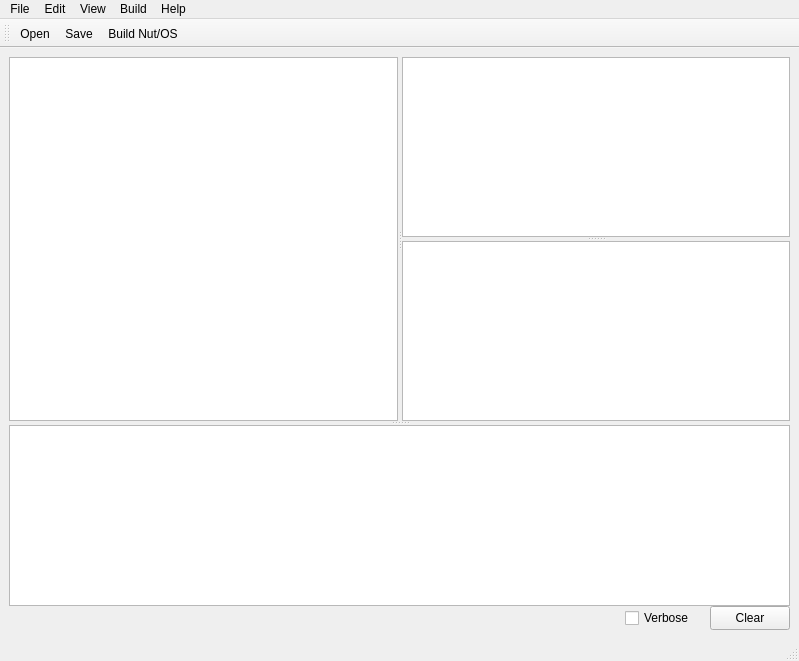
The window that nut/tools/qnutconf/mainwindow.ui (UweBonnes/ethernut) describes before a commit, drawn with Qt 5.
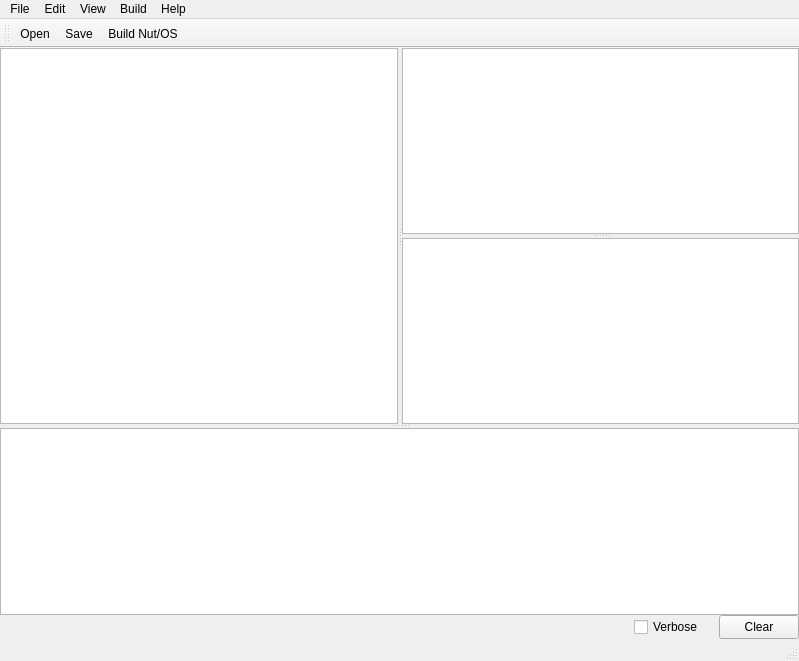
The same window after the commit. Icons and pictures are not drawn.

Commit message: Reduced margin size of the qnutconf's main window.

```diff
--- a/nut/tools/qnutconf/mainwindow.ui
+++ b/nut/tools/qnutconf/mainwindow.ui
@@ -24,6 +24,12 @@
   </property>
   <widget class="QWidget" name="centralwidget">
    <layout class="QVBoxLayout" name="verticalLayout_2">
+    <property name="spacing">
+     <number>6</number>
+    </property>
+    <property name="margin">
+     <number>0</number>
+    </property>
     <item>
      <widget class="QSplitter" name="splitter_4">
       <property name="orientation">
```
